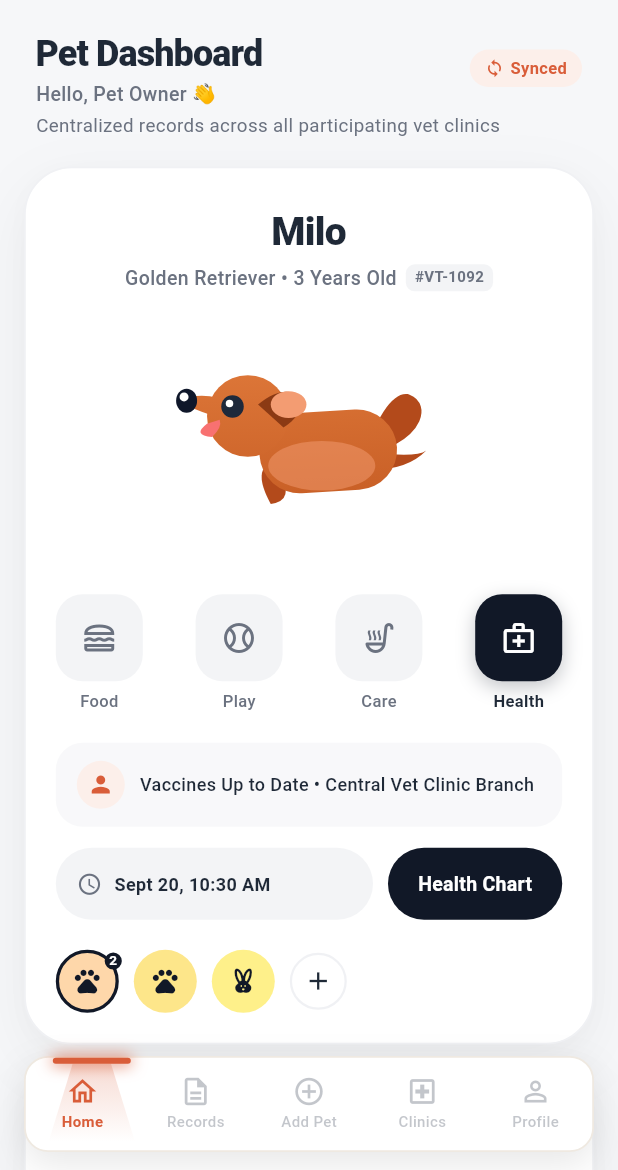
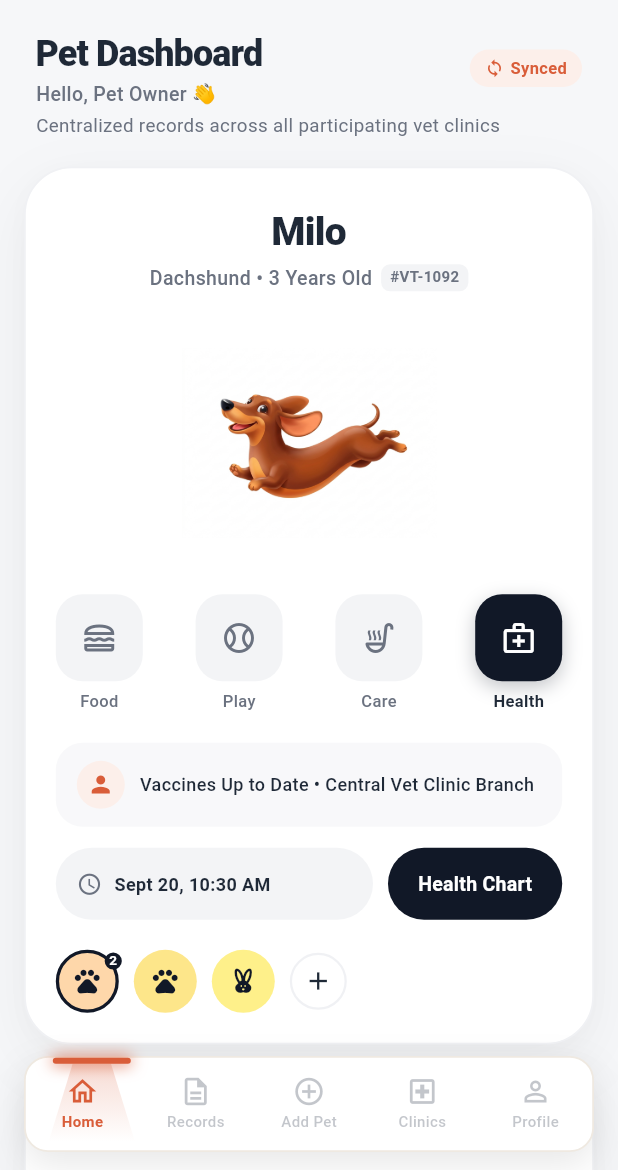
Before and after one commit to kalviumcommunity/Sai-Rishit-Sunku-Centralized-vet-medical-records-Squad_112, a Flutter app: the screen it shows after launch, after a tap on an icon or button, on a phone screen of 412 x 824 dp, the part 66-1236 px from its top. Run offline on Flutter 3.47's test engine with Material 3 defaults, Android fonts, the light colour scheme and no system bars; our stand-ins replace cloud_firestore, firebase_auth, firebase_core, google_sign_in; accounts and stored records are empty.

Commit message:
feat: add pet profile screen, care cards, mascots, and asset configurations

```diff
--- a/frontend/lib/screens/pet/pet_profile_screen.dart
+++ b/frontend/lib/screens/pet/pet_profile_screen.dart
@@ -68,7 +68,7 @@ class PetProfileScreen extends StatelessWidget {
                   ),
                   const SizedBox(height: 4),
                   const Text(
-                    'Golden Retriever • 3 Years Old',
+                    'Dachshund • 3 Years Old',
                     style: TextStyle(
                       fontSize: 14,
                       color: AppColors.textSecondary,
--- a/frontend/lib/widgets/aesthetic_care_card.dart
+++ b/frontend/lib/widgets/aesthetic_care_card.dart
@@ -36,7 +36,7 @@ class _AestheticCareCardState extends State<AestheticCareCard> {
   final List<Map<String, dynamic>> _pets = [
     {
       'name': 'Milo',
-      'breed': 'Golden Retriever',
+      'breed': 'Dachshund',
       'age': '3 Years Old',
       'tag': '#VT-1092',
       'note': 'Vaccines Up to Date • Central Vet Clinic Branch',
--- a/frontend/lib/widgets/pet_mascots.dart
+++ b/frontend/lib/widgets/pet_mascots.dart
@@ -1,7 +1,7 @@
 import 'package:flutter/material.dart';
 
-/// Whimsical Vector Pet Mascots matching the user reference design:
-/// - MascotDogWidget: Playful running pup with floppy ears and happy smile
+/// Whimsical Vector & Asset Pet Mascots matching the user reference design:
+/// - MascotDogWidget: Playful Dachshund pup with floppy ears and happy smile
 /// - MascotCatWidget: Cute orange cat with white chest and fluffy tail
 /// - MascotBirdWidget: Round yellow canary on a wooden perch
 class MascotDogWidget extends StatelessWidget {
@@ -10,9 +10,17 @@ class MascotDogWidget extends StatelessWidget {
 
   @override
   Widget build(BuildContext context) {
+    return Image.asset(
+      'assets/images/dog_mascot.jpg',
+      width: size,
+      height: size * 0.75,
+      fit: BoxFit.contain,
+      errorBuilder: (context, error, stackTrace) {
         return CustomPaint(
           size: Size(size, size * 0.75),
           painter: _DogPainter(bounce: 0.5),
+        );
+      },
     );
   }
 }
@@ -26,112 +34,111 @@ class _DogPainter extends CustomPainter {
     final w = size.width;
     final h = size.height;
 
-    // Body Paint
+    // Body Paint: Rich Dachshund Chestnut Brown
     final bodyPaint = Paint()
       ..shader = const LinearGradient(
-        colors: [Color(0xFFE07A3B), Color(0xFFC45A22)],
+        colors: [Color(0xFFB45309), Color(0xFF92400E)],
         begin: Alignment.topCenter,
         end: Alignment.bottomCenter,
       ).createShader(Rect.fromLTWH(0, 0, w, h));
 
-    final darkPaint = Paint()..color = const Color(0xFF8B3A14);
-    final earPaint = Paint()..color = const Color(0xFFF39C72);
+    final earPaint = Paint()..color = const Color(0xFFF97316).withValues(alpha: 0.85);
+    final earOuterPaint = Paint()..color = const Color(0xFF78350F);
     final eyePaint = Paint()..color = const Color(0xFF1E293B);
     final shinePaint = Paint()..color = Colors.white;
     final nosePaint = Paint()..color = const Color(0xFF0F172A);
     final tonguePaint = Paint()..color = const Color(0xFFF87171);
 
-    // 1. Curled Tail
+    // 1. Upward Curved Tail
     final tailPath = Path()
-      ..moveTo(w * 0.82, h * 0.46)
-      ..cubicTo(w * 0.90, h * 0.40, w * 0.92, h * 0.32, w * 0.88, h * 0.30)
-      ..cubicTo(w * 0.85, h * 0.30, w * 0.80, h * 0.42, w * 0.78, h * 0.48);
+      ..moveTo(w * 0.78, h * 0.46)
+      ..cubicTo(w * 0.88, h * 0.40, w * 0.90, h * 0.28, w * 0.84, h * 0.26)
+      ..cubicTo(w * 0.80, h * 0.26, w * 0.76, h * 0.40, w * 0.74, h * 0.48);
     canvas.drawPath(
       tailPath,
       Paint()
-        ..color = const Color(0xFFB34A1B)
+        ..color = const Color(0xFF92400E)
         ..style = PaintingStyle.stroke
-        ..strokeWidth = 14
+        ..strokeWidth = 10
         ..strokeCap = StrokeCap.round,
     );
 
-    // 2. Rear Leg (Extended Backwards Running)
+    // 2. Hind Legs (Stretched backwards leap)
     final backLeg = Path()
-      ..moveTo(w * 0.75, h * 0.55)
-      ..quadraticBezierTo(w * 0.92, h * 0.58, w * 0.96, h * 0.54)
-      ..quadraticBezierTo(w * 0.88, h * 0.65, w * 0.72, h * 0.64)
+      ..moveTo(w * 0.72, h * 0.52)
+      ..quadraticBezierTo(w * 0.90, h * 0.54, w * 0.95, h * 0.50)
+      ..quadraticBezierTo(w * 0.86, h * 0.62, w * 0.70, h * 0.60)
       ..close();
-    canvas.drawPath(backLeg, Paint()..color = const Color(0xFFB34A1B));
+    canvas.drawPath(backLeg, Paint()..color = const Color(0xFF78350F));
 
-    // 3. Front Leg (Extended Forward Running)
-    final frontLeg = Path()
-      ..moveTo(w * 0.38, h * 0.65)
-      ..quadraticBezierTo(w * 0.45, h * 0.80, w * 0.35, h * 0.82)
-      ..quadraticBezierTo(w * 0.30, h * 0.70, w * 0.32, h * 0.64)
+    // 3. Front Paws (Tucked forward under chest)
+    final frontPaws = Path()
+      ..moveTo(w * 0.30, h * 0.60)
+      ..quadraticBezierTo(w * 0.24, h * 0.72, w * 0.32, h * 0.74)
+      ..quadraticBezierTo(w * 0.38, h * 0.68, w * 0.36, h * 0.60)
       ..close();
-    canvas.drawPath(frontLeg, Paint()..color = const Color(0xFFB34A1B));
+    canvas.drawPath(frontPaws, Paint()..color = const Color(0xFF92400E));
 
-    // 4. Elongated Sausage Body (Snoopy / Milo)
-    final bodyRect = RRect.fromRectAndRadius(
-      Rect.fromLTWH(w * 0.28, h * 0.38, w * 0.54, h * 0.42),
-      const Radius.circular(36),
-    );
-    canvas.save();
-    canvas.rotate(-0.06);
-    canvas.drawRRect(bodyRect, bodyPaint);
-    canvas.restore();
+    // 4. Curved Sausage Body (Leaping Dachshund banana curve)
+    final bodyPath = Path()
+      ..moveTo(w * 0.28, h * 0.44)
+      ..cubicTo(w * 0.38, h * 0.36, w * 0.65, h * 0.40, w * 0.78, h * 0.48)
+      ..cubicTo(w * 0.72, h * 0.68, w * 0.45, h * 0.74, w * 0.28, h * 0.58)
+      ..close();
+    canvas.drawPath(bodyPath, bodyPaint);
 
-    // Belly lighter soft curve
-    final bellyPaint = Paint()
-      ..color = const Color(0xFFF39C72).withValues(alpha: 0.5);
-    canvas.drawOval(
-      Rect.fromCenter(center: Offset(w * 0.55, h * 0.62), width: w * 0.42, height: h * 0.26),
-      bellyPaint,
-    );
+    // Lighter warm belly
+    final bellyPath = Path()
+      ..moveTo(w * 0.32, h * 0.58)
+      ..cubicTo(w * 0.48, h * 0.70, w * 0.65, h * 0.66, w * 0.72, h * 0.55)
+      ..cubicTo(w * 0.62, h * 0.60, w * 0.45, h * 0.62, w * 0.32, h * 0.58)
+      ..close();
+    canvas.drawPath(bellyPath, Paint()..color = const Color(0xFFFDBA74));
 
-    // 5. Head
-    final headCenter = Offset(w * 0.26, h * 0.36);
-    canvas.drawCircle(headCenter, w * 0.16, bodyPaint);
+    // 5. Head & Muzzle (Facing left, angled up)
+    final headCenter = Offset(w * 0.26, h * 0.34);
+    canvas.drawCircle(headCenter, w * 0.14, bodyPaint);
 
-    // 6. Snout / Muzzle
+    // Elongated Dachshund snout pointing up-left
     final snoutPath = Path()
-      ..moveTo(headCenter.dx - w * 0.08, headCenter.dy + h * 0.02)
-      ..quadraticBezierTo(headCenter.dx - w * 0.24, headCenter.dy - h * 0.04, headCenter.dx - w * 0.26, headCenter.dy - h * 0.08)
-      ..quadraticBezierTo(headCenter.dx - w * 0.18, headCenter.dy - h * 0.14, headCenter.dx - w * 0.04, headCenter.dy - h * 0.06)
+      ..moveTo(headCenter.dx, headCenter.dy - h * 0.08)
+      ..lineTo(headCenter.dx - w * 0.18, headCenter.dy - h * 0.08)
+      ..quadraticBezierTo(headCenter.dx - w * 0.24, headCenter.dy - h * 0.02, headCenter.dx - w * 0.16, headCenter.dy + h * 0.06)
+      ..lineTo(headCenter.dx, headCenter.dy + h * 0.08)
       ..close();
     canvas.drawPath(snoutPath, bodyPaint);
 
-    // 7. Black Nose
+    // 6. Upward Glossy Black Nose
     canvas.drawOval(
-      Rect.fromCenter(center: Offset(headCenter.dx - w * 0.24, headCenter.dy - h * 0.08), width: 14, height: 16),
+      Rect.fromCenter(center: Offset(headCenter.dx - w * 0.19, headCenter.dy - h * 0.07), width: 15, height: 13),
       nosePaint,
     );
-    canvas.drawCircle(Offset(headCenter.dx - w * 0.25, headCenter.dy - h * 0.10), 3, shinePaint);
+    canvas.drawCircle(Offset(headCenter.dx - w * 0.20, headCenter.dy - h * 0.09), 3, shinePaint);
 
-    // 8. Pink Tongue sticking out
+    // 7. Open Smiling Mouth & Pink Tongue
     final tonguePath = Path()
-      ..moveTo(headCenter.dx - w * 0.16, headCenter.dy + h * 0.04)
-      ..quadraticBezierTo(headCenter.dx - w * 0.22, headCenter.dy + h * 0.10, headCenter.dx - w * 0.14, headCenter.dy + h * 0.11)
-      ..quadraticBezierTo(headCenter.dx - w * 0.10, headCenter.dy + h * 0.06, headCenter.dx - w * 0.11, headCenter.dy + h * 0.02)
+      ..moveTo(headCenter.dx - w * 0.13, headCenter.dy + h * 0.02)
+      ..quadraticBezierTo(headCenter.dx - w * 0.16, headCenter.dy + h * 0.08, headCenter.dx - w * 0.09, headCenter.dy + h * 0.08)
+      ..quadraticBezierTo(headCenter.dx - w * 0.06, headCenter.dy + h * 0.04, headCenter.dx - w * 0.08, headCenter.dy + h * 0.01)
       ..close();
     canvas.drawPath(tonguePath, tonguePaint);
 
-    // 9. Floppy Flying Ear
+    // 8. Large Rounded Peach Dachshund Drooping Ear
     final earPath = Path()
-      ..moveTo(headCenter.dx + w * 0.04, headCenter.dy - h * 0.06)
-      ..cubicTo(headCenter.dx + w * 0.18, headCenter.dy - h * 0.22, headCenter.dx + w * 0.28, headCenter.dy - h * 0.06, headCenter.dx + w * 0.14, headCenter.dy + h * 0.06)
+      ..moveTo(headCenter.dx + w * 0.02, headCenter.dy - h * 0.08)
+      ..cubicTo(headCenter.dx + w * 0.16, headCenter.dy - h * 0.14, headCenter.dx + w * 0.24, headCenter.dy + h * 0.04, headCenter.dx + w * 0.12, headCenter.dy + h * 0.10)
+      ..cubicTo(headCenter.dx + w * 0.04, headCenter.dy + h * 0.12, headCenter.dx - w * 0.02, headCenter.dy + h * 0.02, headCenter.dx + w * 0.02, headCenter.dy - h * 0.08)
       ..close();
-    canvas.drawPath(earPath, darkPaint);
-    // Inner ear pinkish
+    canvas.drawPath(earPath, earOuterPaint);
     canvas.drawOval(
-      Rect.fromCenter(center: Offset(headCenter.dx + w * 0.16, headCenter.dy - h * 0.06), width: w * 0.14, height: h * 0.14),
+      Rect.fromCenter(center: Offset(headCenter.dx + w * 0.10, headCenter.dy), width: w * 0.16, height: h * 0.14),
       earPaint,
     );
 
-    // 10. Eye with twinkle
-    final eyePos = Offset(headCenter.dx - w * 0.06, headCenter.dy - h * 0.05);
+    // 9. Large Glossy Eye
+    final eyePos = Offset(headCenter.dx - w * 0.05, headCenter.dy - h * 0.05);
     canvas.drawCircle(eyePos, 7.5, eyePaint);
-    canvas.drawCircle(Offset(eyePos.dx - 2, eyePos.dy - 2), 2.5, shinePaint);
+    canvas.drawCircle(Offset(eyePos.dx - 2.5, eyePos.dy - 2.5), 2.5, shinePaint);
   }
 
   @override
@@ -145,9 +152,17 @@ class MascotCatWidget extends StatelessWidget {
 
   @override
   Widget build(BuildContext context) {
+    return Image.asset(
+      'assets/images/cat_mascot.jpg',
+      width: size,
+      height: size * 0.95,
+      fit: BoxFit.contain,
+      errorBuilder: (context, error, stackTrace) {
         return CustomPaint(
           size: Size(size, size * 0.95),
           painter: _CatPainter(tailWave: 0.05),
+        );
+      },
     );
   }
 }
@@ -268,9 +283,17 @@ class MascotBirdWidget extends StatelessWidget {
 
   @override
   Widget build(BuildContext context) {
+    return Image.asset(
+      'assets/images/bird_mascot.jpg',
+      width: size,
+      height: size * 1.1,
+      fit: BoxFit.contain,
+      errorBuilder: (context, error, stackTrace) {
         return CustomPaint(
           size: Size(size, size * 1.1),
           painter: _BirdPainter(swing: 0.02),
+        );
+      },
     );
   }
 }
--- a/frontend/pubspec.yaml
+++ b/frontend/pubspec.yaml
@@ -31,3 +31,5 @@ dev_dependencies:
 
 flutter:
   uses-material-design: true
+  assets:
+    - assets/images/
```
Also changed, not shown: frontend/assets/images/bird_mascot.jpg (added), frontend/assets/images/cat_mascot.jpg (added), frontend/assets/images/dog_mascot.jpg (added). Lines whose indentation alone changed are shown as unchanged.
